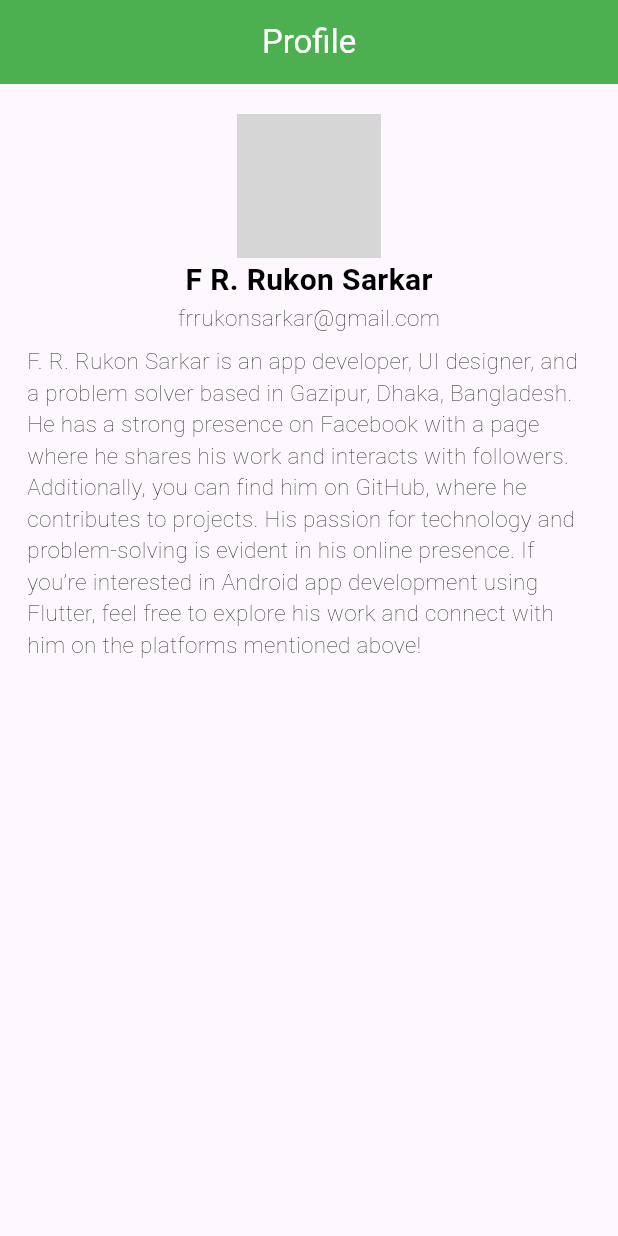
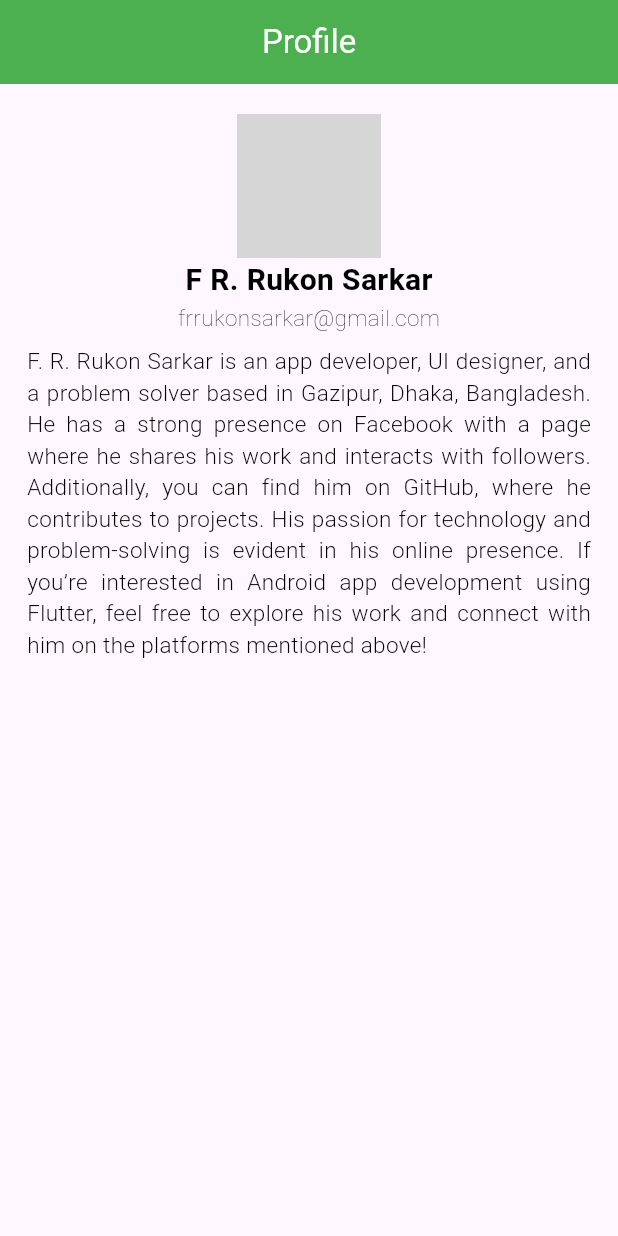
Before and after one commit to rukonsarkar/profile_design, a Flutter app: the screen it shows after launch, on a phone screen of 412 x 824 dp. Run offline on Flutter 3.47's test engine with Material 3 defaults, Android fonts, the phone set to English and light mode, and no system bars; network calls fail; grey boxes are pictures that could not be loaded.

```diff
--- a/lib/main.dart
+++ b/lib/main.dart
@@ -1,5 +1,7 @@
 
+import 'package:flutter/cupertino.dart';
 import 'package:flutter/material.dart';
+import 'package:flutter/widgets.dart';
 
 void main(){
   runApp(MyApp());
@@ -19,6 +21,7 @@ class MyApp extends StatelessWidget {
 class Home extends StatelessWidget{
   @override
   Widget build(BuildContext context) {
+    if(MediaQuery.of(context).orientation == Orientation.portrait){
       return Scaffold(
         appBar: AppBar(
           title: Text('Profile', style: TextStyle(color: Colors.white),),
@@ -27,6 +30,7 @@ class Home extends StatelessWidget{
         ),
         body: Padding(
           padding: const EdgeInsets.symmetric(vertical: 20, horizontal: 10),
+          child: Expanded(
             child: Column(
               children: [
                 Row(
@@ -41,13 +45,57 @@ class Home extends StatelessWidget{
                 ),
                 Text('F R. Rukon Sarkar', style: TextStyle(color: Colors.black, fontSize: 20, fontWeight: FontWeight.bold),),
                 Text('frrukonsarkar@gmail.com', style: TextStyle(color: Colors.black, fontSize: 15, fontWeight: FontWeight.w100),),
-            Padding(
+                Expanded(
+                  child: Padding(
                     padding: const EdgeInsets.all(8.0),
-              child: Text('F. R. Rukon Sarkar is an app developer, UI designer, and a problem solver based in Gazipur, Dhaka, Bangladesh. He has a strong presence on Facebook with a page where he shares his work and interacts with followers. Additionally, you can find him on GitHub, where he contributes to projects. His passion for technology and problem-solving is evident in his online presence. If you’re interested in Android app development using Flutter, feel free to explore his work and connect with him on the platforms mentioned above!', style: TextStyle(color: Colors.black, fontSize: 15, fontWeight: FontWeight.w100),),
+                    child: Expanded(child: Text('F. R. Rukon Sarkar is an app developer, UI designer, and a problem solver based in Gazipur, Dhaka, Bangladesh. He has a strong presence on Facebook with a page where he shares his work and interacts with followers. Additionally, you can find him on GitHub, where he contributes to projects. His passion for technology and problem-solving is evident in his online presence. If you’re interested in Android app development using Flutter, feel free to explore his work and connect with him on the platforms mentioned above!', style: TextStyle(color: Colors.black, fontSize: 15, fontWeight: FontWeight.w300),textAlign: TextAlign.justify)),
+                  ),
                 ),
               ],
             ),
           ),
+        ),
+      );
+    } else {
+      return Scaffold(
+        appBar: AppBar(
+          title: Text('Profile', style: TextStyle(color: Colors.white),),
+          centerTitle: true,
+          backgroundColor: Colors.green,
+        ),
+        body: Padding(
+          padding: const EdgeInsets.symmetric(vertical: 20, horizontal: 10),
+          child: Expanded(
+            child: Row(
+              children: [
+                Column(
+                  crossAxisAlignment: CrossAxisAlignment.center,
+                  children: [
+                    CircleAvatar(
+                      radius: 48, // Image radius
+                      backgroundImage: NetworkImage('https://th.bing.com/th/id/OIP.1MOKCrKpcoPQdr33ec-isAAAAA?rs=1&pid=ImgDetMain'),
+                    ),
+                    Text('F R. Rukon Sarkar', style: TextStyle(color: Colors.black, fontSize: 20, fontWeight: FontWeight.bold),),
+                    Text('frrukonsarkar@gmail.com', style: TextStyle(color: Colors.black, fontSize: 15, fontWeight: FontWeight.w100),),
+                  ],
+                ),
+
+                Expanded(
+                  child: Column(
+                    children: [
+                      Padding(
+                        padding: const EdgeInsets.all(8.0),
+                        child: Expanded(child: Text('F. R. Rukon Sarkar is an app developer, UI designer, and a problem solver based in Gazipur, Dhaka, Bangladesh. He has a strong presence on Facebook with a page where he shares his work and interacts with followers. Additionally, you can find him on GitHub, where he contributes to projects. His passion for technology and problem-solving is evident in his online presence. If you’re interested in Android app development using Flutter, feel free to explore his work and connect with him on the platforms mentioned above!', style: TextStyle(color: Colors.black, fontSize: 15, fontWeight: FontWeight.w300),textAlign: TextAlign.justify)),
+                      ),
+                    ],
+                  ),
+                ),
+              ],
+            ),
+          ),
+        ),
       );
     }
+
     }
+  }
```
Also changed, not shown: 1 other file. Lines whose indentation alone changed are shown as unchanged.
